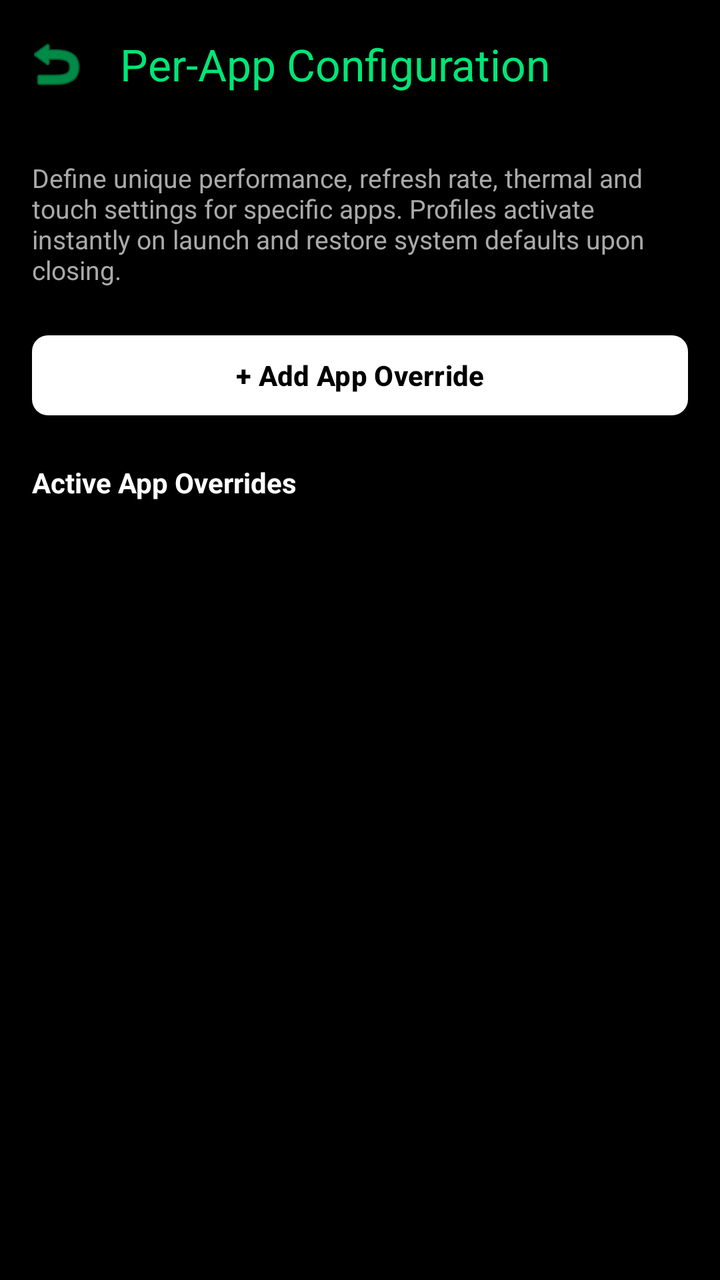
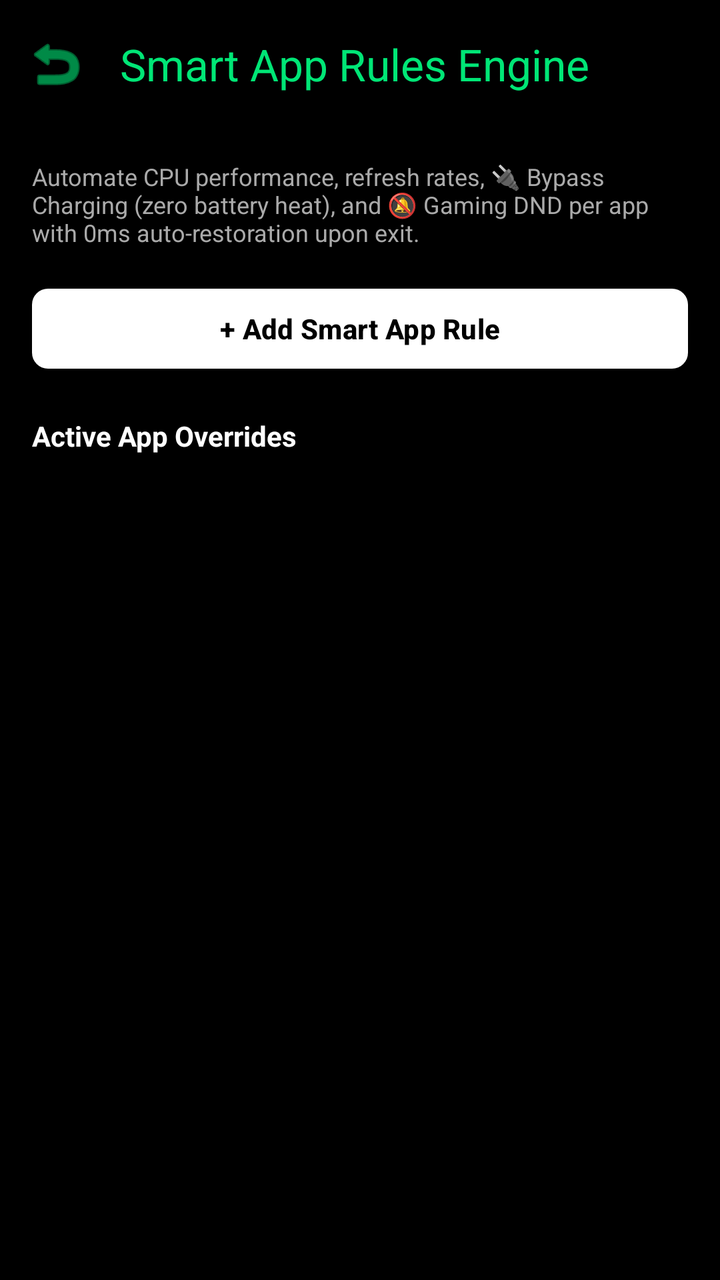

An Android layout rendered at two revisions. The XML below is the earlier revision; the diff shows what the commit changed to produce the second picture.
<!-- AndroidManifest.xml: activity theme Theme.PhoneControl -->
<!-- res/layout/activity_per_app.xml -->
<?xml version="1.0" encoding="utf-8"?>
<LinearLayout xmlns:android="http://schemas.android.com/apk/res/android"
    xmlns:app="http://schemas.android.com/apk/res-auto"
    android:layout_width="match_parent"
    android:layout_height="match_parent"
    android:orientation="vertical"
    android:background="@android:color/black"
    android:fitsSystemWindows="true">

    <com.google.android.material.appbar.MaterialToolbar
        android:id="@+id/toolbarPerApp"
        android:layout_width="match_parent"
        android:layout_height="?attr/actionBarSize"
        app:title="Per-App Configuration"
        app:titleTextColor="@color/color_per_app"
        app:navigationIcon="@android:drawable/ic_menu_revert"
        app:navigationIconTint="@color/color_per_app" />

    <LinearLayout
        android:layout_width="match_parent"
        android:layout_height="wrap_content"
        android:orientation="vertical"
        android:padding="16dp">

        <TextView
            android:layout_width="match_parent"
            android:layout_height="wrap_content"
            android:text="Define unique performance, refresh rate, thermal and touch settings for specific apps. Profiles activate instantly on launch and restore system defaults upon closing."
            android:textColor="#AAAAAA"
            android:textSize="13sp"
            android:layout_marginBottom="20dp" />

        <com.google.android.material.button.MaterialButton
            android:id="@+id/btnAddPerApp"
            android:layout_width="match_parent"
            android:layout_height="wrap_content"
            android:text="+ Add App Override"
            android:textColor="@android:color/black"
            android:textStyle="bold"
            app:backgroundTint="@android:color/white"
            app:cornerRadius="8dp" />

        <TextView
            android:layout_width="match_parent"
            android:layout_height="wrap_content"
            android:layout_marginTop="20dp"
            android:text="Active App Overrides"
            android:textColor="#FFFFFF"
            android:textSize="14sp"
            android:textStyle="bold" />
    </LinearLayout>

    <androidx.core.widget.NestedScrollView
        android:layout_width="match_parent"
        android:layout_height="match_parent">

        <LinearLayout
            android:id="@+id/layoutPerAppList"
            android:layout_width="match_parent"
            android:layout_height="wrap_content"
            android:orientation="vertical"
            android:paddingHorizontal="16dp"
            android:paddingBottom="16dp" />
    </androidx.core.widget.NestedScrollView>
</LinearLayout>
<!-- resources referenced by this layout -->
<resources>
  <color name="color_per_app">#00E676</color>
  <style name="Theme.PhoneControl" parent="Theme.Material3.DayNight.NoActionBar">
          
          <item name="colorPrimary">@color/purple_500</item>
          <item name="colorPrimaryVariant">@color/purple_700</item>
          <item name="colorOnPrimary">@color/white</item>
          
          <item name="colorSecondary">@color/teal_200</item>
          <item name="colorSecondaryVariant">@color/teal_700</item>
          <item name="colorOnSecondary">@color/black</item>
          
          <item name="android:statusBarColor">@android:color/black</item>
          <item name="android:windowLightStatusBar" tools:targetApi="m">false</item>
          
          
          
      </style>
  <color name="purple_500">#FF6200EE</color>
  <color name="purple_700">#FF3700B3</color>
  <color name="white">#FFFFFFFF</color>
  <color name="teal_200">#FF03DAC5</color>
  <color name="teal_700">#FF018786</color>
  <color name="black">#FF000000</color>
</resources>

<!-- the commit's change to res/layout/activity_per_app.xml (unified diff, before → after) -->
@@ -11,7 +11,7 @@
         android:id="@+id/toolbarPerApp"
         android:layout_width="match_parent"
         android:layout_height="?attr/actionBarSize"
-        app:title="Per-App Configuration"
+        app:title="Smart App Rules Engine"
         app:titleTextColor="@color/color_per_app"
         app:navigationIcon="@android:drawable/ic_menu_revert"
         app:navigationIconTint="@color/color_per_app" />
@@ -25,16 +25,16 @@
         <TextView
             android:layout_width="match_parent"
             android:layout_height="wrap_content"
-            android:text="Define unique performance, refresh rate, thermal and touch settings for specific apps. Profiles activate instantly on launch and restore system defaults upon closing."
+            android:text="Automate CPU performance, refresh rates, 🔌 Bypass Charging (zero battery heat), and 🔕 Gaming DND per app with 0ms auto-restoration upon exit."
             android:textColor="#AAAAAA"
-            android:textSize="13sp"
-            android:layout_marginBottom="20dp" />
+            android:textSize="12sp"
+            android:layout_marginBottom="16dp" />
 
         <com.google.android.material.button.MaterialButton
             android:id="@+id/btnAddPerApp"
             android:layout_width="match_parent"
             android:layout_height="wrap_content"
-            android:text="+ Add App Override"
+            android:text="+ Add Smart App Rule"
             android:textColor="@android:color/black"
             android:textStyle="bold"
             app:backgroundTint="@android:color/white"
